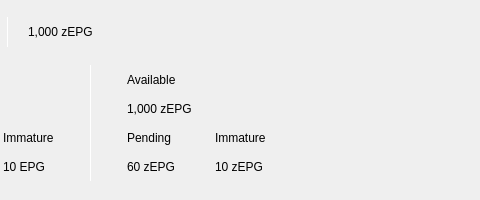
This is src/qt/epgc/forms/topbar.ui in kopernikus-git/encocoinplus as Qt 5 draws it before an edit; both pictures show x 106 to 586 and y 0 to 200 of the 734 by 200 pixel window. The edited form follows.
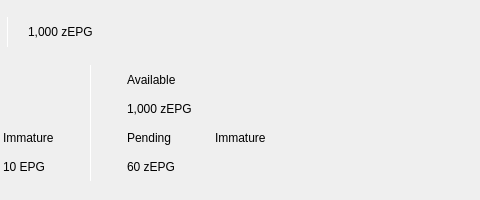
This is the edited form. Custom widgets are drawn as their Qt base class.

```diff
--- a/src/qt/epgc/forms/topbar.ui
+++ b/src/qt/epgc/forms/topbar.ui
@@ -566,7 +566,7 @@
                  <item>
                   <widget class="QLabel" name="labelImmaturezEpg">
                    <property name="text">
-                    <string>10 zEPG</string>
+                    <string></string>
                    </property>
                   </widget>
                  </item>
```
